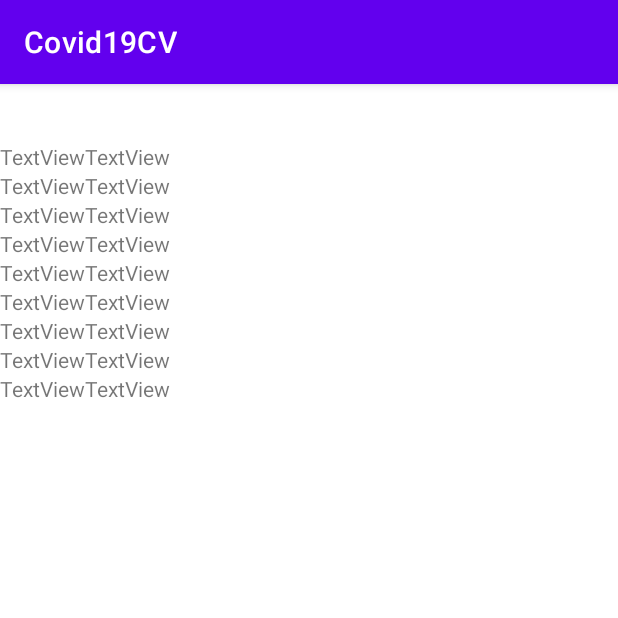
After one commit to esparig/ADM-Covid19CV, an Android app: the MunicipalityDetailsActivity screen opened directly, with no data from a screen before it, on a phone screen of 412 x 824 dp, the top half of it. The commit adds this screen. Run offline under Robolectric (Android 15) with nearby library versions, the phone set to English and light mode, and no system bars.

Commit message:
In progress: Implementing click action for showing Municipality details. * Currently, a click in a card makes that a new activity shows, and details of this municipality are shown in console. * TODO: show details in a the layout.

```diff
--- a/app/src/main/AndroidManifest.xml
+++ b/app/src/main/AndroidManifest.xml
@@ -10,6 +10,9 @@
         android:supportsRtl="true"
         android:theme="@style/Theme.Covid19CV">
         <activity
+            android:name=".MunicipalityDetailsActivity"
+            android:exported="false" />
+        <activity
             android:name=".MunicipalitiesActivity"
             android:exported="true">
             <intent-filter>
--- a/app/src/main/java/parcero/uv/es/MunicipalitiesActivity.java
+++ b/app/src/main/java/parcero/uv/es/MunicipalitiesActivity.java
@@ -1,25 +1,42 @@
 package parcero.uv.es;
+
+import android.content.Intent;
+import android.os.Bundle;
+import android.os.Parcelable;
+import android.view.View;
 
 import androidx.appcompat.app.AppCompatActivity;
 import androidx.recyclerview.widget.LinearLayoutManager;
 import androidx.recyclerview.widget.RecyclerView;
 
-import android.os.Bundle;
+import java.io.Serializable;
 
-public class MunicipalitiesActivity extends AppCompatActivity {
+public class MunicipalitiesActivity extends AppCompatActivity implements MunicipalitiesAdapter.ItemClickListener {
     private RecyclerView recyclerView;
     private RecyclerView.LayoutManager layoutManager;
+    MunicipalitiesAdapter adapter;
 
     @Override
     protected void onCreate(Bundle savedInstanceState) {
         super.onCreate(savedInstanceState);
+
         setContentView(R.layout.activity_municipalities);
 
         //Set up the RecyclerView
         recyclerView = (RecyclerView) findViewById(R.id.recycler_view);
-        recyclerView.setAdapter(new MunicipalitiesAdapter(this));
+        adapter = new MunicipalitiesAdapter(this);
+        adapter.setClickListener(MunicipalitiesActivity.this);
+        recyclerView.setAdapter(adapter);
         recyclerView.setHasFixedSize(true);
         layoutManager = new LinearLayoutManager(this);
         recyclerView.setLayoutManager(layoutManager);
     }
+
+    @Override
+    public void onMunicipalityClick(View view, int position) {
+        System.out.println("CLICK!!" + adapter.getMunicipalities().get(position).toString());
+        Intent intent = new Intent(MunicipalitiesActivity.this, MunicipalityDetailsActivity.class);
+        intent.putExtra("Municipality", (Serializable) adapter.getMunicipalities().get(position));
+        startActivity(intent);
+    }
 }
--- a/app/src/main/java/parcero/uv/es/MunicipalitiesAdapter.java
+++ b/app/src/main/java/parcero/uv/es/MunicipalitiesAdapter.java
@@ -16,8 +16,13 @@ import org.json.JSONObject;
 import java.util.ArrayList;
 
 public class MunicipalitiesAdapter extends RecyclerView.Adapter<MunicipalitiesAdapter.ViewHolder> {
+    Context context;
     private ArrayList<Municipality> municipalities; //data to visualize
-    Context context;
+    private static ItemClickListener itemClickListener;
+
+    public ArrayList<Municipality> getMunicipalities() {
+        return municipalities;
+    }
 
     public MunicipalitiesAdapter(Context c) {
         context = c;
@@ -32,7 +37,7 @@ public class MunicipalitiesAdapter extends RecyclerView.Adapter<MunicipalitiesAd
             assert jsonString != null;
             JSONObject jsonObject = new JSONObject(jsonString);
             JSONArray records = jsonObject.getJSONObject("result").getJSONArray("records");
-            for(int i = 0; i < records.length(); i++) {
+            for (int i = 0; i < records.length(); i++) {
                 municipalities.add(new Municipality(records.getJSONObject(i).getInt("_id"),
                         records.getJSONObject(i).getInt("CodMunicipio"),
                         records.getJSONObject(i).getString("Municipi"),
@@ -43,7 +48,7 @@ public class MunicipalitiesAdapter extends RecyclerView.Adapter<MunicipalitiesAd
                         records.getJSONObject(i).getInt("Defuncions"),
                         records.getJSONObject(i).getString("Taxa de defunció")));
             }
-            for (int i = 0; i<10; i++) {
+            for (int i = 0; i < 10; i++) {
                 System.out.println(municipalities.get(i));
             }
         } catch (JSONException e) {
@@ -51,11 +56,45 @@ public class MunicipalitiesAdapter extends RecyclerView.Adapter<MunicipalitiesAd
         }
     }
 
+    // Create new views (invoked by the layout manager)
+    @NonNull
+    @Override
+    public ViewHolder onCreateViewHolder(ViewGroup viewGroup, int viewType) {
+        // Create a new view, which defines the UI of the list item
+        View view = LayoutInflater.from(viewGroup.getContext())
+                .inflate(R.layout.row_municipality, viewGroup, false);
+        return new ViewHolder(view);
+    }
+
+    @Override // Customize the ViewHolder
+    public void onBindViewHolder(@NonNull ViewHolder holder, int position) {
+        // Get element from your dataset at this position and replace the
+        // contents of the view with that element
+        holder.getMunicipality().setText(String.valueOf(municipalities.get(position).getNameMunicipality()));
+        holder.getCases().setText(String.valueOf(municipalities.get(position).getNumPCR()));
+        holder.getDeaths().setText(String.valueOf(municipalities.get(position).getDeaths()));
+        holder.getCases_14().setText(String.valueOf(municipalities.get(position).getNumPCR14()));
+    }
+
+    @Override
+    public int getItemCount() {
+        return municipalities.size();
+    }
+
+    public interface ItemClickListener {
+        void onMunicipalityClick(View view, int position);
+        //void onMunicipalityClick(View view);
+    }
+
+    void setClickListener(ItemClickListener itemClickListener) {
+        this.itemClickListener = itemClickListener;
+    }
+
     /**
      * Provide a reference to the type of views that you are using
      * (custom ViewHolder).
      */
-    public static class ViewHolder extends RecyclerView.ViewHolder {
+    public static class ViewHolder extends RecyclerView.ViewHolder implements View.OnClickListener {
         private final TextView municipality;
         private final TextView cases;
         private final TextView deaths;
@@ -63,10 +102,17 @@ public class MunicipalitiesAdapter extends RecyclerView.Adapter<MunicipalitiesAd
 
         public ViewHolder(View view) {
             super(view);
+            view.setOnClickListener(this);
             municipality = view.findViewById(R.id.mun_name);
             cases = view.findViewById(R.id.cases);
             deaths = view.findViewById(R.id.deaths);
             cases_14 = view.findViewById(R.id.cases_14);
+        }
+
+        @Override
+        public void onClick(View view) {
+            if (itemClickListener != null)
+                itemClickListener.onMunicipalityClick(view, getAdapterPosition());
         }
 
         public TextView getMunicipality() {
@@ -85,27 +131,4 @@ public class MunicipalitiesAdapter extends RecyclerView.Adapter<MunicipalitiesAd
             return cases_14;
         }
     }
-
-    // Create new views (invoked by the layout manager)
-    @NonNull
-    @Override
-    public ViewHolder onCreateViewHolder(ViewGroup viewGroup, int viewType) {
-        // Create a new view, which defines the UI of the list item
-        View view = LayoutInflater.from(viewGroup.getContext())
-                .inflate(R.layout.row_municipality, viewGroup, false);
-        return new ViewHolder(view);
-    }
-    @Override // Customize the ViewHolder
-    public void onBindViewHolder(@NonNull ViewHolder holder, int position) {
-        // Get element from your dataset at this position and replace the
-        // contents of the view with that element
-         holder.getMunicipality().setText(String.valueOf(municipalities.get(position).getNameMunicipality()));
-         holder.getCases().setText(String.valueOf(municipalities.get(position).getNumPCR()));
-         holder.getDeaths().setText(String.valueOf(municipalities.get(position).getDeaths()));
-         holder.getCases_14().setText(String.valueOf(municipalities.get(position).getNumPCR14()));
-    }
-    @Override
-    public int getItemCount() {
-        return municipalities.size();
-    }
 }
--- a/app/src/main/java/parcero/uv/es/Municipality.java
+++ b/app/src/main/java/parcero/uv/es/Municipality.java
@@ -1,6 +1,8 @@
 package parcero.uv.es;
 
-public class Municipality {
+import java.io.Serializable;
+
+public class Municipality implements Serializable {
     private int id;
     private int codMunicipality;
     private String nameMunicipality;
--- /dev/null
+++ b/app/src/main/java/parcero/uv/es/MunicipalityDetailsActivity.java
@@ -0,0 +1,27 @@
+package parcero.uv.es;
+
+import androidx.appcompat.app.AppCompatActivity;
+
+import android.content.Intent;
+import android.os.Bundle;
+import android.util.Log;
+
+public class MunicipalityDetailsActivity extends AppCompatActivity {
+
+    @Override
+    protected void onCreate(Bundle savedInstanceState) {
+        super.onCreate(savedInstanceState);
+        setContentView(R.layout.activity_municipality_details);
+
+        try {
+            Intent intent = getIntent();
+            Municipality municipality = (Municipality) intent.getSerializableExtra("Municipality");
+            System.out.println(municipality.toString());
+
+        } catch (Exception e) {
+            e.printStackTrace();
+            Log.e("getStringExtra_EX", e + "");
+        }
+
+    }
+}
--- /dev/null
+++ b/app/src/main/res/layout/activity_municipality_details.xml
@@ -0,0 +1,189 @@
+<?xml version="1.0" encoding="utf-8"?>
+<androidx.constraintlayout.widget.ConstraintLayout xmlns:android="http://schemas.android.com/apk/res/android"
+    xmlns:app="http://schemas.android.com/apk/res-auto"
+    xmlns:tools="http://schemas.android.com/tools"
+    android:layout_width="match_parent"
+    android:layout_height="match_parent"
+    tools:context=".MunicipalityDetailsActivity">
+
+    <LinearLayout
+        android:layout_width="match_parent"
+        android:layout_height="match_parent"
+        android:orientation="vertical">
+
+        <TextView
+            android:id="@+id/textView"
+            android:layout_width="match_parent"
+            android:layout_height="wrap_content"
+            tools:text="Bogotá"/>
+
+        <TextView
+            android:id="@+id/textView2"
+            android:layout_width="match_parent"
+            android:layout_height="wrap_content"
+            tools:text="1101" />
+
+        <LinearLayout
+            android:layout_width="match_parent"
+            android:layout_height="wrap_content"
+            android:orientation="horizontal">
+
+            <LinearLayout
+                android:layout_width="wrap_content"
+                android:layout_height="match_parent"
+                android:orientation="vertical">
+
+                <TextView
+                    android:id="@+id/textView3"
+                    android:layout_width="match_parent"
+                    android:layout_height="wrap_content"
+                    android:text="TextView" />
+
+                <TextView
+                    android:id="@+id/textView4"
+                    android:layout_width="match_parent"
+                    android:layout_height="wrap_content"
+                    android:text="TextView" />
+
+                <TextView
+                    android:id="@+id/textView5"
+                    android:layout_width="match_parent"
+                    android:layout_height="wrap_content"
+                    android:text="TextView" />
+            </LinearLayout>
+
+            <LinearLayout
+                android:layout_width="wrap_content"
+                android:layout_height="match_parent"
+                android:orientation="vertical">
+
+                <TextView
+                    android:id="@+id/textView6"
+                    android:layout_width="match_parent"
+                    android:layout_height="wrap_content"
+                    android:text="TextView" />
+
+                <TextView
+                    android:id="@+id/textView7"
+                    android:layout_width="match_parent"
+                    android:layout_height="wrap_content"
+                    android:text="TextView" />
+
+                <TextView
+                    android:id="@+id/textView8"
+                    android:layout_width="match_parent"
+                    android:layout_height="wrap_content"
+                    android:text="TextView" />
+            </LinearLayout>
+        </LinearLayout>
+
+        <LinearLayout
+            android:layout_width="match_parent"
+            android:layout_height="wrap_content"
+            android:orientation="horizontal">
+
+            <LinearLayout
+                android:layout_width="wrap_content"
+                android:layout_height="match_parent"
+                android:orientation="vertical">
+
+                <TextView
+                    android:id="@+id/textView9"
+                    android:layout_width="match_parent"
+                    android:layout_height="wrap_content"
+                    android:text="TextView" />
+
+                <TextView
+                    android:id="@+id/textView10"
+                    android:layout_width="match_parent"
+                    android:layout_height="wrap_content"
+                    android:text="TextView" />
+
+                <TextView
+                    android:id="@+id/textView11"
+                    android:layout_width="match_parent"
+                    android:layout_height="wrap_content"
+                    android:text="TextView" />
+            </LinearLayout>
+
+            <LinearLayout
+                android:layout_width="wrap_content"
+                android:layout_height="match_parent"
+                android:orientation="vertical">
+
+                <TextView
+                    android:id="@+id/textView12"
+                    android:layout_width="match_parent"
+                    android:layout_height="wrap_content"
+                    android:text="TextView" />
+
+                <TextView
+                    android:id="@+id/textView13"
+                    android:layout_width="match_parent"
+                    android:layout_height="wrap_content"
+                    android:text="TextView" />
+
+                <TextView
+                    android:id="@+id/textView14"
+                    android:layout_width="match_parent"
+                    android:layout_height="wrap_content"
+                    android:text="TextView" />
+            </LinearLayout>
+
+        </LinearLayout>
+
+        <LinearLayout
+            android:layout_width="match_parent"
+            android:layout_height="wrap_content"
+            android:orientation="horizontal">
+
+            <LinearLayout
+                android:layout_width="wrap_content"
+                android:layout_height="match_parent"
+                android:orientation="vertical">
+
+                <TextView
+                    android:id="@+id/textView15"
+                    android:layout_width="match_parent"
+                    android:layout_height="wrap_content"
+                    android:text="TextView" />
+
+                <TextView
+                    android:id="@+id/textView16"
+                    android:layout_width="match_parent"
+                    android:layout_height="wrap_content"
+                    android:text="TextView" />
+
+                <TextView
+                    android:id="@+id/textView17"
+                    android:layout_width="match_parent"
+                    android:layout_height="wrap_content"
+                    android:text="TextView" />
+            </LinearLayout>
+
+            <LinearLayout
+                android:layout_width="wrap_content"
+                android:layout_height="match_parent"
+                android:orientation="vertical">
+
+                <TextView
+                    android:id="@+id/textView18"
+                    android:layout_width="match_parent"
+                    android:layout_height="wrap_content"
+                    android:text="TextView" />
+
+                <TextView
+                    android:id="@+id/textView19"
+                    android:layout_width="match_parent"
+                    android:layout_height="wrap_content"
+                    android:text="TextView" />
+
+                <TextView
+                    android:id="@+id/textView20"
+                    android:layout_width="match_parent"
+                    android:layout_height="wrap_content"
+                    android:text="TextView" />
+            </LinearLayout>
+        </LinearLayout>
+    </LinearLayout>
+</androidx.constraintlayout.widget.ConstraintLayout>
--- a/app/src/main/res/layout/row_municipality.xml
+++ b/app/src/main/res/layout/row_municipality.xml
@@ -5,7 +5,9 @@
     android:layout_width="match_parent"
     android:layout_height="wrap_content"
     app:cardBackgroundColor="#1A00B8D4"
-    app:contentPadding="5dp">
+    app:contentPadding="5dp"
+    android:clickable="true"
+    android:focusable="true">
 
     <LinearLayout
         android:layout_width="match_parent"
```
